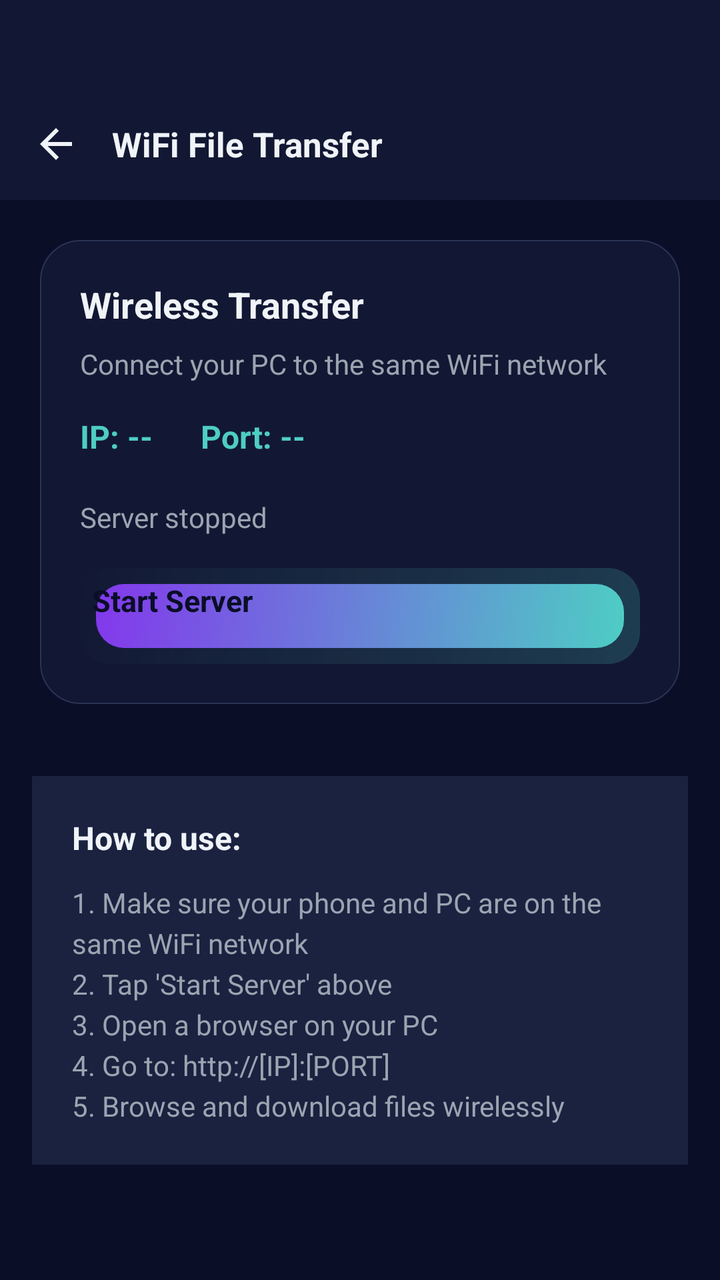
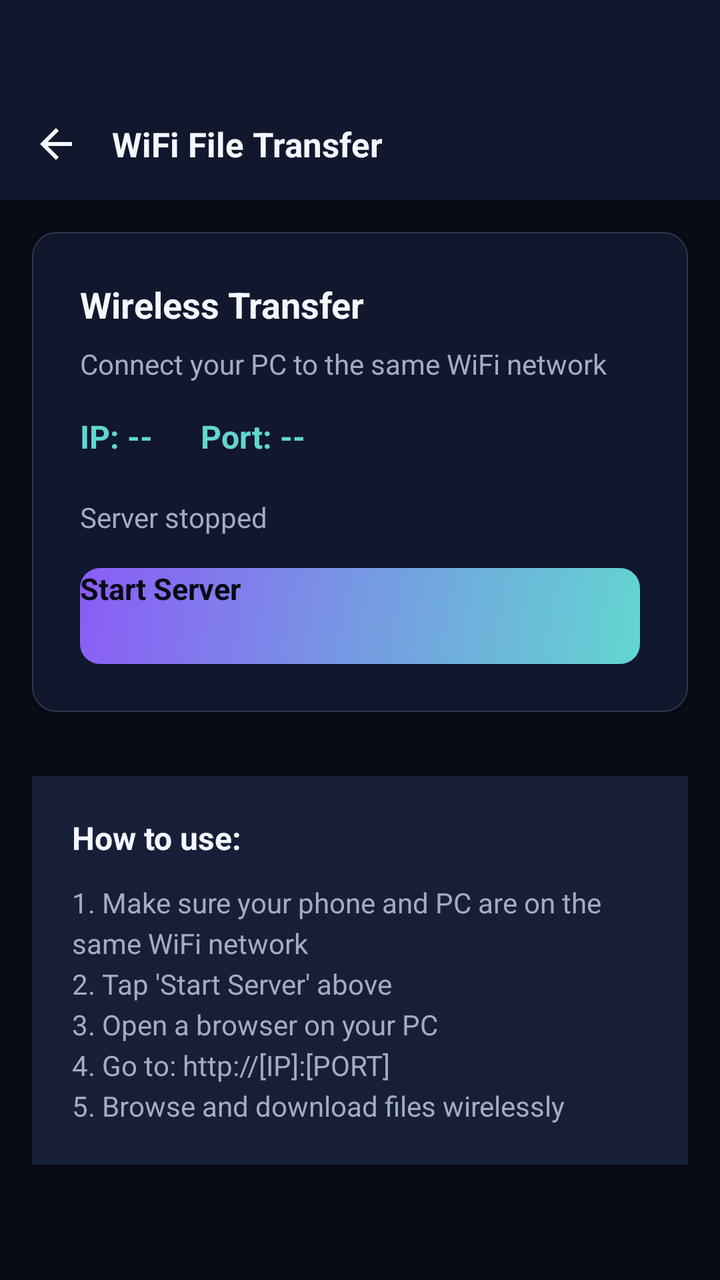

Two renders of the same Android screen: before a commit and after it. Below are the layout's source before the change and the commit's diff.
<!-- AndroidManifest.xml: application theme Theme.ArtrawFiles -->
<!-- res/layout/activity_wifi_transfer.xml -->
<?xml version="1.0" encoding="utf-8"?>
<LinearLayout xmlns:android="http://schemas.android.com/apk/res/android"
    android:layout_width="match_parent"
    android:layout_height="match_parent"
    android:orientation="vertical"
    android:background="@color/aurora_background_deep">

    
    <LinearLayout
        android:layout_width="match_parent"
        android:layout_height="wrap_content"
        android:orientation="vertical"
        android:background="@color/aurora_background_surface">

        <View
            android:layout_width="match_parent"
            android:layout_height="44dp" />

        <RelativeLayout
            android:layout_width="match_parent"
            android:layout_height="56dp"
            android:paddingStart="8dp"
            android:paddingEnd="8dp">

            <ImageView
                android:id="@+id/btnWifiBack"
                android:layout_width="40dp"
                android:layout_height="40dp"
                android:layout_alignParentStart="true"
                android:layout_centerVertical="true"
                android:padding="8dp"
                android:background="@drawable/ripple_aurora"
                android:src="@drawable/ic_arrow_back"
                android:contentDescription="Back"
                android:tint="@color/aurora_text_primary" />

            <TextView
                android:layout_width="wrap_content"
                android:layout_height="wrap_content"
                android:layout_toEndOf="@id/btnWifiBack"
                android:layout_centerVertical="true"
                android:layout_marginStart="8dp"
                android:text="WiFi File Transfer"
                android:textColor="@color/aurora_text_primary"
                android:textSize="17sp"
                android:textStyle="bold" />
        </RelativeLayout>
    </LinearLayout>

    
    <LinearLayout
        android:layout_width="match_parent"
        android:layout_height="wrap_content"
        android:orientation="vertical"
        android:background="@drawable/bg_aurora_glow_card"
        android:padding="24dp"
        android:layout_margin="16dp">

        <TextView
            android:layout_width="wrap_content"
            android:layout_height="wrap_content"
            android:text="Wireless Transfer"
            android:textColor="@color/aurora_text_primary"
            android:textSize="18sp"
            android:textStyle="bold"
            android:layout_marginBottom="8dp" />

        <TextView
            android:layout_width="wrap_content"
            android:layout_height="wrap_content"
            android:text="Connect your PC to the same WiFi network"
            android:textColor="@color/aurora_text_secondary"
            android:textSize="14sp"
            android:layout_marginBottom="16dp" />

        <LinearLayout
            android:layout_width="match_parent"
            android:layout_height="wrap_content"
            android:orientation="horizontal"
            android:gravity="center_vertical"
            android:layout_marginBottom="8dp">

            <TextView
                android:id="@+id/tvWifiIp"
                android:layout_width="wrap_content"
                android:layout_height="wrap_content"
                android:text="IP: --"
                android:textColor="@color/aurora_glow_teal"
                android:textSize="16sp"
                android:textStyle="bold"
                android:layout_marginEnd="24dp" />

            <TextView
                android:id="@+id/tvWifiPort"
                android:layout_width="wrap_content"
                android:layout_height="wrap_content"
                android:text="Port: --"
                android:textColor="@color/aurora_glow_teal"
                android:textSize="16sp"
                android:textStyle="bold" />
        </LinearLayout>

        <TextView
            android:id="@+id/tvWifiStatus"
            android:layout_width="wrap_content"
            android:layout_height="wrap_content"
            android:text="Server stopped"
            android:textColor="@color/aurora_text_secondary"
            android:textSize="14sp"
            android:layout_marginTop="12dp" />

        <Button
            android:id="@+id/btnWifiStartStop"
            android:layout_width="match_parent"
            android:layout_height="48dp"
            android:layout_marginTop="16dp"
            android:background="@drawable/bg_aurora_glow_button"
            android:text="Start Server"
            android:textColor="@color/aurora_on_primary"
            android:textSize="15sp"
            android:textStyle="bold" />
    </LinearLayout>

    
    <LinearLayout
        android:layout_width="match_parent"
        android:layout_height="wrap_content"
        android:orientation="vertical"
        android:background="@color/aurora_background_elevated"
        android:padding="20dp"
        android:layout_margin="16dp">

        <TextView
            android:layout_width="wrap_content"
            android:layout_height="wrap_content"
            android:text="How to use:"
            android:textColor="@color/aurora_text_primary"
            android:textSize="16sp"
            android:textStyle="bold"
            android:layout_marginBottom="12dp" />

        <TextView
            android:layout_width="match_parent"
            android:layout_height="wrap_content"
            android:text="1. Make sure your phone and PC are on the same WiFi network\n2. Tap 'Start Server' above\n3. Open a browser on your PC\n4. Go to: http://[IP]:[PORT]\n5. Browse and download files wirelessly"
            android:textColor="@color/aurora_text_secondary"
            android:textSize="14sp"
            android:lineSpacingExtra="4dp" />
    </LinearLayout>

</LinearLayout>
<!-- resources referenced by this layout -->
<resources>
  <color name="aurora_background_deep">#0A0E27</color>
  <color name="aurora_background_elevated">#1A2240</color>
  <color name="aurora_background_surface">#121833</color>
  <color name="aurora_glow_teal">#4ECDC4</color>
  <color name="aurora_on_primary">#0A0E27</color>
  <color name="aurora_text_primary">#F0F4F8</color>
  <color name="aurora_text_secondary">#9AA5B1</color>
  <!-- drawable bg_aurora_glow_button (drawable) -->
  <?xml version="1.0" encoding="utf-8"?>
  <layer-list xmlns:android="http://schemas.android.com/apk/res/android">
      
      <item>
          <shape android:shape="rectangle">
              <gradient
                  android:type="linear"
                  android:startColor="#334ECDC4"
                  android:endColor="#004ECDC4"
                  android:angle="135" />
              <corners android:radius="16dp" />
              <padding android:left="6dp" android:top="6dp" android:right="6dp" android:bottom="6dp" />
          </shape>
      </item>
      
      <item android:left="2dp" android:top="2dp" android:right="2dp" android:bottom="2dp">
          <shape android:shape="rectangle">
              <gradient
                  android:type="linear"
                  android:startColor="@color/aurora_glow_teal"
                  android:endColor="@color/aurora_glow_violet"
                  android:angle="135" />
              <corners android:radius="14dp" />
          </shape>
      </item>
  </layer-list>
  <!-- drawable bg_aurora_glow_card (drawable) -->
  <?xml version="1.0" encoding="utf-8"?>
  <layer-list xmlns:android="http://schemas.android.com/apk/res/android">
      
      <item>
          <shape android:shape="rectangle">
              <gradient
                  android:type="radial"
                  android:startColor="#2A4ECDC4"
                  android:centerColor="#1A4ECDC4"
                  android:endColor="#00000000"
                  android:gradientRadius="120dp" />
              <corners android:radius="24dp" />
          </shape>
      </item>
      
      <item android:left="4dp" android:top="4dp" android:right="4dp" android:bottom="4dp">
          <shape android:shape="rectangle">
              <solid android:color="@color/aurora_background_surface" />
              <corners android:radius="20dp" />
              <stroke
                  android:width="0.5dp"
                  android:color="@color/aurora_outline" />
          </shape>
      </item>
  </layer-list>
  <!-- drawable ripple_aurora (drawable) -->
  <?xml version="1.0" encoding="utf-8"?>
  <ripple xmlns:android="http://schemas.android.com/apk/res/android"
      android:color="@color/aurora_primary">
      <item android:id="@android:id/mask">
          <shape android:shape="rectangle">
              <solid android:color="@color/aurora_primary" />
              <corners android:radius="12dp" />
          </shape>
      </item>
  </ripple>
  <style name="Theme.ArtrawFiles">
          <item name="android:colorPrimary">@color/aurora_primary</item>
          <item name="android:colorPrimaryDark">@color/aurora_glow_teal</item>
          <item name="android:colorAccent">@color/aurora_glow_cyan</item>
          <item name="android:windowBackground">@color/aurora_background_deep</item>
          <item name="android:colorBackground">@color/aurora_background_deep</item>
          <item name="android:windowDrawsSystemBarBackgrounds">true</item>
          <item name="android:statusBarColor">@android:color/transparent</item>
          <item name="android:navigationBarColor">@android:color/transparent</item>
          <item name="android:windowLightStatusBar">false</item>
      </style>
  <color name="aurora_glow_violet">#8338EC</color>
  <color name="aurora_outline">#2A3354</color>
  <color name="aurora_primary">#4ECDC4</color>
  <color name="aurora_glow_cyan">#00B4D8</color>
  <!-- unchanged entries left out for length: 1 -->
</resources>

<!-- the commit's change to res/layout/activity_wifi_transfer.xml (unified diff, before → after) -->
@@ -52,7 +52,7 @@
         android:layout_width="match_parent"
         android:layout_height="wrap_content"
         android:orientation="vertical"
-        android:background="@drawable/bg_aurora_glow_card"
+        android:background="@drawable/bg_aurora_card"
         android:padding="24dp"
         android:layout_margin="16dp">
 
@@ -85,7 +85,7 @@
                 android:layout_width="wrap_content"
                 android:layout_height="wrap_content"
                 android:text="IP: --"
-                android:textColor="@color/aurora_glow_teal"
+                android:textColor="@color/aurora_primary"
                 android:textSize="16sp"
                 android:textStyle="bold"
                 android:layout_marginEnd="24dp" />
@@ -95,7 +95,7 @@
                 android:layout_width="wrap_content"
                 android:layout_height="wrap_content"
                 android:text="Port: --"
-                android:textColor="@color/aurora_glow_teal"
+                android:textColor="@color/aurora_primary"
                 android:textSize="16sp"
                 android:textStyle="bold" />
         </LinearLayout>
@@ -114,7 +114,7 @@
             android:layout_width="match_parent"
             android:layout_height="48dp"
             android:layout_marginTop="16dp"
-            android:background="@drawable/bg_aurora_glow_button"
+            android:background="@drawable/bg_aurora_button_primary"
             android:text="Start Server"
             android:textColor="@color/aurora_on_primary"
             android:textSize="15sp"
<!-- resource entries referenced after the edit -->
@@ -1,80 +1,48 @@
 <!-- resources referenced by this layout -->
 <resources>
-  <color name="aurora_background_deep">#0A0E27</color>
-  <color name="aurora_background_elevated">#1A2240</color>
-  <color name="aurora_background_surface">#121833</color>
-  <color name="aurora_glow_teal">#4ECDC4</color>
-  <color name="aurora_on_primary">#0A0E27</color>
-  <color name="aurora_text_primary">#F0F4F8</color>
-  <color name="aurora_text_secondary">#9AA5B1</color>
-  <!-- drawable bg_aurora_glow_button (drawable) -->
+  <color name="aurora_background_deep">#080B14</color>
+  <color name="aurora_background_elevated">#171F38</color>
+  <color name="aurora_background_surface">#11172D</color>
+  <color name="aurora_on_primary">#080B14</color>
+  <color name="aurora_text_primary">#F5F7FF</color>
+  <color name="aurora_text_secondary">#A3ACC0</color>
+  <!-- drawable bg_aurora_button_primary (drawable) -->
   <?xml version="1.0" encoding="utf-8"?>
-  <layer-list xmlns:android="http://schemas.android.com/apk/res/android">
+  <shape xmlns:android="http://schemas.android.com/apk/res/android"
+      android:shape="rectangle">
       
-      <item>
-          <shape android:shape="rectangle">
-              <gradient
-                  android:type="linear"
-                  android:startColor="#334ECDC4"
-                  android:endColor="#004ECDC4"
-                  android:angle="135" />
-              <corners android:radius="16dp" />
-              <padding android:left="6dp" android:top="6dp" android:right="6dp" android:bottom="6dp" />
-          </shape>
-      </item>
-      
-      <item android:left="2dp" android:top="2dp" android:right="2dp" android:bottom="2dp">
-          <shape android:shape="rectangle">
-              <gradient
-                  android:type="linear"
-                  android:startColor="@color/aurora_glow_teal"
-                  android:endColor="@color/aurora_glow_violet"
-                  android:angle="135" />
-              <corners android:radius="14dp" />
-          </shape>
-      </item>
-  </layer-list>
-  <!-- drawable bg_aurora_glow_card (drawable) -->
+      <gradient
+          android:type="linear"
+          android:startColor="@color/aurora_primary"
+          android:endColor="@color/aurora_secondary"
+          android:angle="135" />
+      <corners android:radius="10dp" />
+  </shape>
+  <!-- drawable bg_aurora_card (drawable) -->
   <?xml version="1.0" encoding="utf-8"?>
-  <layer-list xmlns:android="http://schemas.android.com/apk/res/android">
-      
-      <item>
-          <shape android:shape="rectangle">
-              <gradient
-                  android:type="radial"
-                  android:startColor="#2A4ECDC4"
-                  android:centerColor="#1A4ECDC4"
-                  android:endColor="#00000000"
-                  android:gradientRadius="120dp" />
-              <corners android:radius="24dp" />
-          </shape>
-      </item>
-      
-      <item android:left="4dp" android:top="4dp" android:right="4dp" android:bottom="4dp">
-          <shape android:shape="rectangle">
-              <solid android:color="@color/aurora_background_surface" />
-              <corners android:radius="20dp" />
-              <stroke
-                  android:width="0.5dp"
-                  android:color="@color/aurora_outline" />
-          </shape>
-      </item>
-  </layer-list>
+  <shape xmlns:android="http://schemas.android.com/apk/res/android"
+      android:shape="rectangle">
+      <solid android:color="@color/aurora_background_surface" />
+      <corners android:radius="12dp" />
+      <stroke
+          android:width="0.5dp"
+          android:color="@color/aurora_outline" />
+  </shape>
   <!-- drawable ripple_aurora (drawable) -->
   <?xml version="1.0" encoding="utf-8"?>
   <ripple xmlns:android="http://schemas.android.com/apk/res/android"
-      android:color="@color/aurora_primary">
+      android:color="#3362D6D0">
       <item android:id="@android:id/mask">
           <shape android:shape="rectangle">
               <solid android:color="@color/aurora_primary" />
-              <corners android:radius="12dp" />
+              <corners android:radius="10dp" />
           </shape>
       </item>
   </ripple>
   <style name="Theme.ArtrawFiles">
           <item name="android:colorPrimary">@color/aurora_primary</item>
-          <item name="android:colorPrimaryDark">@color/aurora_glow_teal</item>
-          <item name="android:colorAccent">@color/aurora_glow_cyan</item>
+          <item name="android:colorPrimaryDark">@color/aurora_primary</item>
+          <item name="android:colorAccent">@color/aurora_secondary</item>
           <item name="android:windowBackground">@color/aurora_background_deep</item>
           <item name="android:colorBackground">@color/aurora_background_deep</item>
           <item name="android:windowDrawsSystemBarBackgrounds">true</item>
@@ -82,10 +50,9 @@
           <item name="android:navigationBarColor">@android:color/transparent</item>
           <item name="android:windowLightStatusBar">false</item>
       </style>
-  <color name="aurora_glow_violet">#8338EC</color>
-  <color name="aurora_outline">#2A3354</color>
-  <color name="aurora_primary">#4ECDC4</color>
-  <color name="aurora_glow_cyan">#00B4D8</color>
+  <color name="aurora_secondary">#8B5CF6</color>
+  <color name="aurora_outline">#2A3B4C</color>
+  <color name="aurora_primary">#62D6D0</color>
   <!-- unchanged entries left out for length: 1 -->
 </resources>
 
